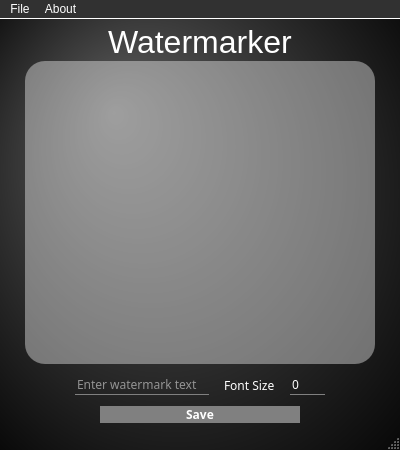
Old version of the form Day 85 - Image Watermarking Desktop App/mainwindow.ui in the repository yakubszatkowski/100-days-python.
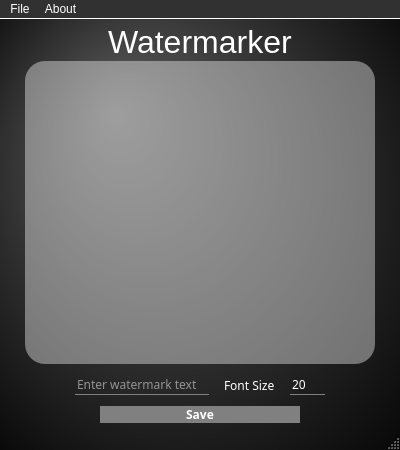
New version of the form.

Commit message: feat: hover menu options graphical effect, displaying watermark text on graphic window picture or blank

```diff
--- a/Day 85 - Image Watermarking Desktop App/mainwindow.ui
+++ b/Day 85 - Image Watermarking Desktop App/mainwindow.ui
@@ -42,6 +42,10 @@
 	border-bottom: 0.5px solid white;
 }
 
+QMenuBar::item:selected {
+	background-color: grey;
+}
+
 QMenu {
 	background-color: rgb(49,49,49);
 }
@@ -213,6 +217,9 @@
           <family>calibri 53</family>
          </font>
         </property>
+        <property name="value">
+         <number>20</number>
+        </property>
        </widget>
       </item>
      </layout>
```
The commit also changes 2 other files.
